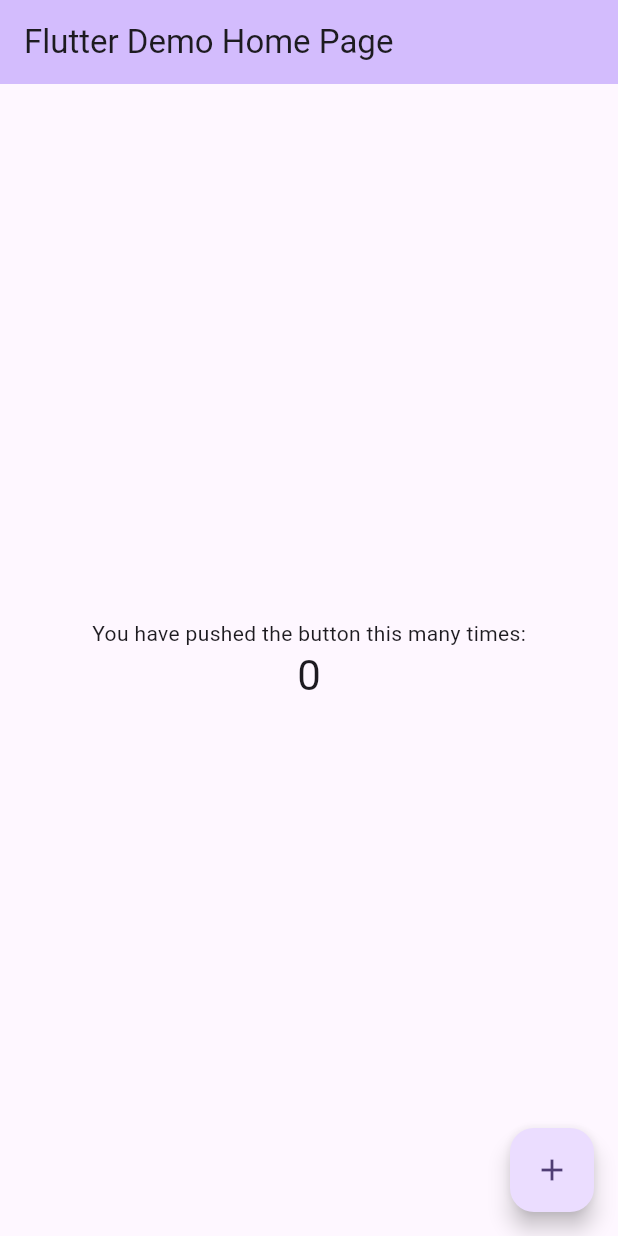
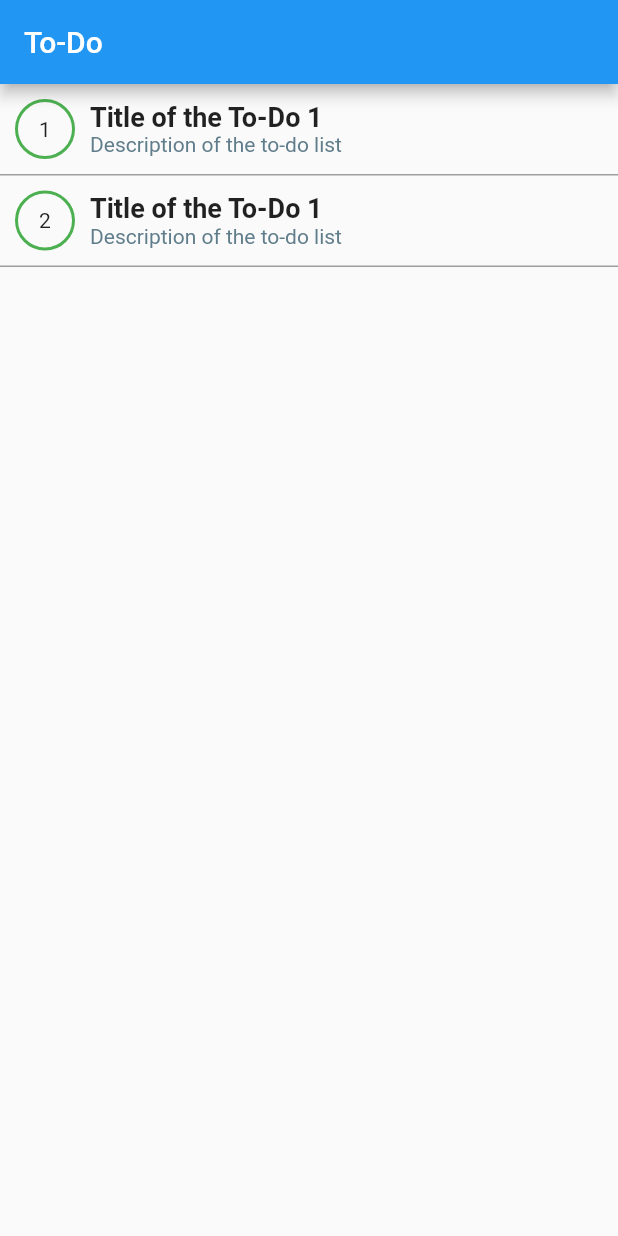
Before and after one commit to mgsainyinyitun/to_do_app, a Flutter app: the screen it shows after launch, on a phone screen of 412 x 824 dp. Run offline on Flutter 3.47's test engine with Material 2 defaults, Android fonts, the phone set to English and light mode, and no system bars.

Commit message:
Add To-Do Item

```diff
--- /dev/null
+++ b/lib/home/Home.dart
@@ -0,0 +1,23 @@
+import 'package:flutter/material.dart';
+import 'package:to_do_app/home/Items/Item.dart';
+import 'package:to_do_app/todo/to_do_item.dart';
+
+class Home extends StatelessWidget {
+  const Home({super.key});
+  @override
+  Widget build(BuildContext context) {
+    ToDoItem tdi = ToDoItem(id: '1', title: 'Title of the To-Do 1', description: 'Description of the to-do list');
+    ToDoItem tdi1 = ToDoItem(id: '2', title: 'Title of the To-Do 1', description: 'Description of the to-do list');
+    return Scaffold(
+      appBar: AppBar(
+        title: const Text('To-Do'),
+      ),
+      body: Center(
+        child: ListView(children: [
+          Item(tdi: tdi),
+          Item(tdi: tdi1),
+        ]),
+      ),
+    );
+  }
+}
--- /dev/null
+++ b/lib/home/Items/Item.dart
@@ -0,0 +1,52 @@
+import 'package:flutter/material.dart';
+import 'package:to_do_app/todo/to_do_item.dart';
+
+class Item extends StatelessWidget {
+  Item({super.key, required this.tdi});
+  ToDoItem tdi;
+  @override
+  Widget build(BuildContext context) {
+    return Container(
+      padding: const EdgeInsets.all(10),
+      decoration: const BoxDecoration(
+          border: Border(bottom: BorderSide(width: 1, color: Colors.grey))),
+      child: Row(
+        crossAxisAlignment: CrossAxisAlignment.center,
+        mainAxisAlignment: MainAxisAlignment.center,
+        children: [
+          Container(
+              width: 40,
+              height: 40,
+              padding: const EdgeInsets.all(10),
+              margin: const EdgeInsets.only(
+                right: 10,
+              ),
+              decoration: BoxDecoration(
+                  borderRadius: BorderRadius.circular(200),
+                  border: Border.all(
+                    width: 2,
+                    color: Colors.green,
+                  )),
+              child: Center(child: Text(tdi.id))),
+          Expanded(
+            child: Column(
+              crossAxisAlignment: CrossAxisAlignment.start,
+              mainAxisAlignment: MainAxisAlignment.center,
+              children: [
+                Text(tdi.title,
+                    style: const TextStyle(
+                      fontSize: 18,
+                      fontWeight: FontWeight.bold,
+                    )),
+                Text(
+                  tdi.description,
+                  style: const TextStyle(color: Colors.blueGrey),
+                ),
+              ],
+            ),
+          ),
+        ],
+      ),
+    );
+  }
+}
--- a/lib/main.dart
+++ b/lib/main.dart
@@ -1,100 +1,15 @@
 import 'package:flutter/material.dart';
-
-void main() {
-  runApp(const MyApp());
+import 'package:to_do_app/home/Home.dart';
+void main(){
+  runApp(const Base());
 }
-
-class MyApp extends StatelessWidget {
-  const MyApp({super.key});
-
-  // This widget is the root of your application.
+class Base extends StatelessWidget {
+  const Base({super.key});
   @override
   Widget build(BuildContext context) {
-    return MaterialApp(
-      title: 'Flutter Demo',
-      theme: ThemeData(
-        colorScheme: ColorScheme.fromSeed(seedColor: Colors.deepPurple),
-        useMaterial3: true,
-      ),
-      home: const MyHomePage(title: 'Flutter Demo Home Page'),
+    return const MaterialApp(
+      title: 'To-Do List',
+      home: Home(),
     );
   }
 }
-
-class MyHomePage extends StatefulWidget {
-  const MyHomePage({super.key, required this.title});
-  final String title;
-
-  @override
-  State<MyHomePage> createState() => _MyHomePageState();
-}
-
-class _MyHomePageState extends State<MyHomePage> {
-  int _counter = 0;
-
-  void _incrementCounter() {
-    setState(() {
-      // This call to setState tells the Flutter framework that something has
-      // changed in this State, which causes it to rerun the build method below
-      // so that the display can reflect the updated values. If we changed
-      // _counter without calling setState(), then the build method would not be
-      // called again, and so nothing would appear to happen.
-      _counter++;
-    });
-  }
-
-  @override
-  Widget build(BuildContext context) {
-    // This method is rerun every time setState is called, for instance as done
-    // by the _incrementCounter method above.
-    //
-    // The Flutter framework has been optimized to make rerunning build methods
-    // fast, so that you can just rebuild anything that needs updating rather
-    // than having to individually change instances of widgets.
-    return Scaffold(
-      appBar: AppBar(
-        // TRY THIS: Try changing the color here to a specific color (to
-        // Colors.amber, perhaps?) and trigger a hot reload to see the AppBar
-        // change color while the other colors stay the same.
-        backgroundColor: Theme.of(context).colorScheme.inversePrimary,
-        // Here we take the value from the MyHomePage object that was created by
-        // the App.build method, and use it to set our appbar title.
-        title: Text(widget.title),
-      ),
-      body: Center(
-        // Center is a layout widget. It takes a single child and positions it
-        // in the middle of the parent.
-        child: Column(
-          // Column is also a layout widget. It takes a list of children and
-          // arranges them vertically. By default, it sizes itself to fit its
-          // children horizontally, and tries to be as tall as its parent.
-          //
-          // Column has various properties to control how it sizes itself and
-          // how it positions its children. Here we use mainAxisAlignment to
-          // center the children vertically; the main axis here is the vertical
-          // axis because Columns are vertical (the cross axis would be
-          // horizontal).
-          //
-          // TRY THIS: Invoke "debug painting" (choose the "Toggle Debug Paint"
-          // action in the IDE, or press "p" in the console), to see the
-          // wireframe for each widget.
-          mainAxisAlignment: MainAxisAlignment.center,
-          children: <Widget>[
-            const Text(
-              'You have pushed the button this many times:',
-            ),
-            Text(
-              '$_counter',
-              style: Theme.of(context).textTheme.headlineMedium,
-            ),
-          ],
-        ),
-      ),
-      floatingActionButton: FloatingActionButton(
-        onPressed: _incrementCounter,
-        tooltip: 'Increment',
-        child: const Icon(Icons.add),
-      ), // This trailing comma makes auto-formatting nicer for build methods.
-    );
-  }
-}
--- /dev/null
+++ b/lib/todo/to_do_item.dart
@@ -0,0 +1,6 @@
+class ToDoItem{
+  String id = "";
+  String title = "";
+  String description = "";
+  ToDoItem({required this.id,required this.title,required this.description});
+}
```
